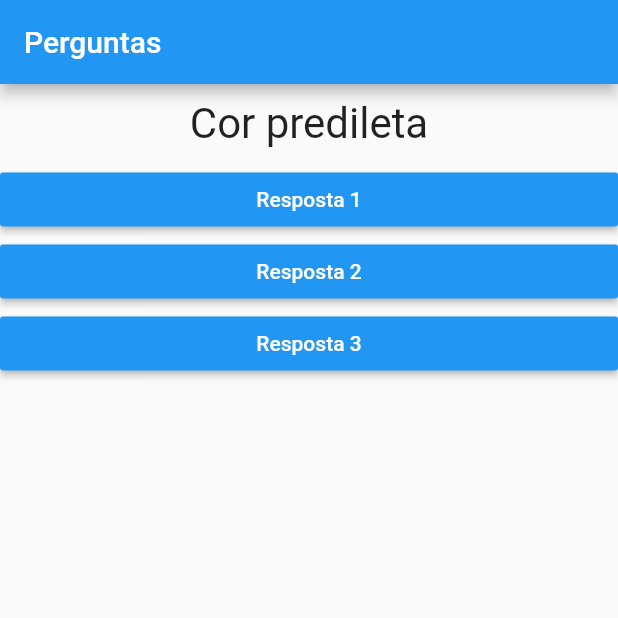
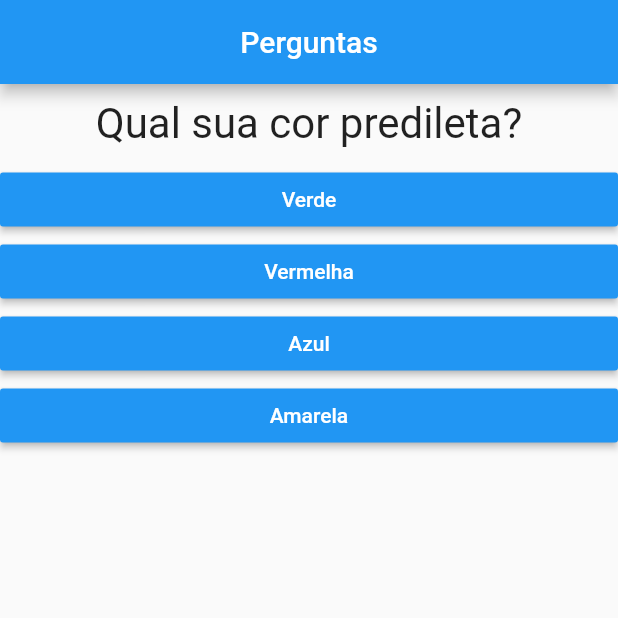
Before and after one commit to Lualfalmeida/projeto-perguntas, a Flutter app: the screen it shows after launch, on a phone screen of 412 x 824 dp, the top half of it. Run offline on Flutter 3.47's test engine with Material 2 defaults, Android fonts, the phone set to English and light mode, and no system bars.

```diff
--- a/lib/main.dart
+++ b/lib/main.dart
@@ -1,7 +1,7 @@
 import 'package:flutter/cupertino.dart';
 import 'package:flutter/material.dart';
-import './questao.dart';
-import './resposta.dart';
+import './resultado.dart';
+import './questionario.dart';
 
 main() => runApp(PerguntaApp());
 
@@ -12,43 +12,46 @@ class PerguntaApp extends StatefulWidget {
 
 class _PerguntaAppState extends State<PerguntaApp> {
   var _perguntaSelecionada = 0;
-
-  @override
-  Widget build(BuildContext context) {
-    void _responder() {
+  final _perguntas = const [
+    {
+      'texto': 'Qual sua cor predileta?',
+      'resposta': ['Verde', 'Vermelha', 'Azul', 'Amarela']
+    },
+    {
+      'texto': 'Qual seu animal predileto?',
+      'resposta': ['Cachorro', 'Gato', 'Arara', 'Macaco']
+    },
+    {
+      'texto': 'Qual seu professor predileto?',
+      'resposta': ['João', 'Maria', 'Pedro', 'Amélia']
+    },
+  ];
+  void _responder() {
+    if (temPerguntaSelecionada) {
       setState(() {
         _perguntaSelecionada++;
       });
     }
+  }
 
-    final List<Map<String, Object>> _pergunta = [
-      {
-        'texto': 'Cor predileta',
-        'respostas': ['Verde', 'Vermelha', 'Azul', 'Branca'],
-      },
-      {
-        'texto': 'Animal predileto',
-        'respostas': ['Cachorro', 'Gato', 'Papagaio', 'Hamster'],
-      },
-      {
-        'texto': 'Professor predileto',
-        'respostas': ['João', 'Marcelo', 'Alvaro', 'Bianca'],
-      },
-    ];
+  bool get temPerguntaSelecionada {
+    return _perguntaSelecionada < _perguntas.length;
+  }
 
+  @override
+  Widget build(BuildContext context) {
     return MaterialApp(
       home: Scaffold(
         appBar: AppBar(
-          title: Text('Perguntas'),
+          title: Center(child: Text('Perguntas')),
         ),
-        body: Column(
-          children: [
-            Questao(_pergunta[_perguntaSelecionada]['texto']),
-            Resposta('Resposta 1', _responder),
-            Resposta('Resposta 2', _responder),
-            Resposta('Resposta 3', _responder),
-          ],
-        ),
+        body: temPerguntaSelecionada
+            ? Questionario(
+                perguntas: _perguntas,
+                perguntaSelecionada: _perguntaSelecionada,
+                quandoResponder: _responder,
+              )
+            : Resultado(),
       ),
     );
   }
--- /dev/null
+++ b/lib/questionario.dart
@@ -0,0 +1,34 @@
+import 'package:flutter/material.dart';
+import './questao.dart';
+import './resposta.dart';
+
+
+class Questionario extends StatelessWidget {
+  final List<Map<String, Object>> perguntas;
+  final int perguntaSelecionada;
+  final void Function() quandoResponder;
+
+  Questionario({
+    @required this.perguntas,
+    @required this.perguntaSelecionada,
+    @required this.quandoResponder,
+  });
+
+  bool get temPerguntaSelecionada {
+    return perguntaSelecionada < perguntas.length;
+  }
+
+  @override
+  Widget build(BuildContext context) {
+    List<String> respostas = temPerguntaSelecionada
+        ? perguntas[perguntaSelecionada]['resposta']
+        : null;
+
+    return Column(
+      children: [
+        Questao(perguntas[perguntaSelecionada]['texto']),
+        ...respostas.map((t) => Resposta(t, quandoResponder)).toList(),
+      ],
+    );
+  }
+}
--- /dev/null
+++ b/lib/resultado.dart
@@ -0,0 +1,15 @@
+import 'package:flutter/material.dart';
+
+class Resultado extends StatelessWidget {
+  @override
+  Widget build(BuildContext context) {
+    return Container(
+      child: Center(
+        child: Text(
+          'Parabéns !',
+          style: TextStyle(fontSize: 28),
+        ),
+      ),
+    );
+  }
+}
```
